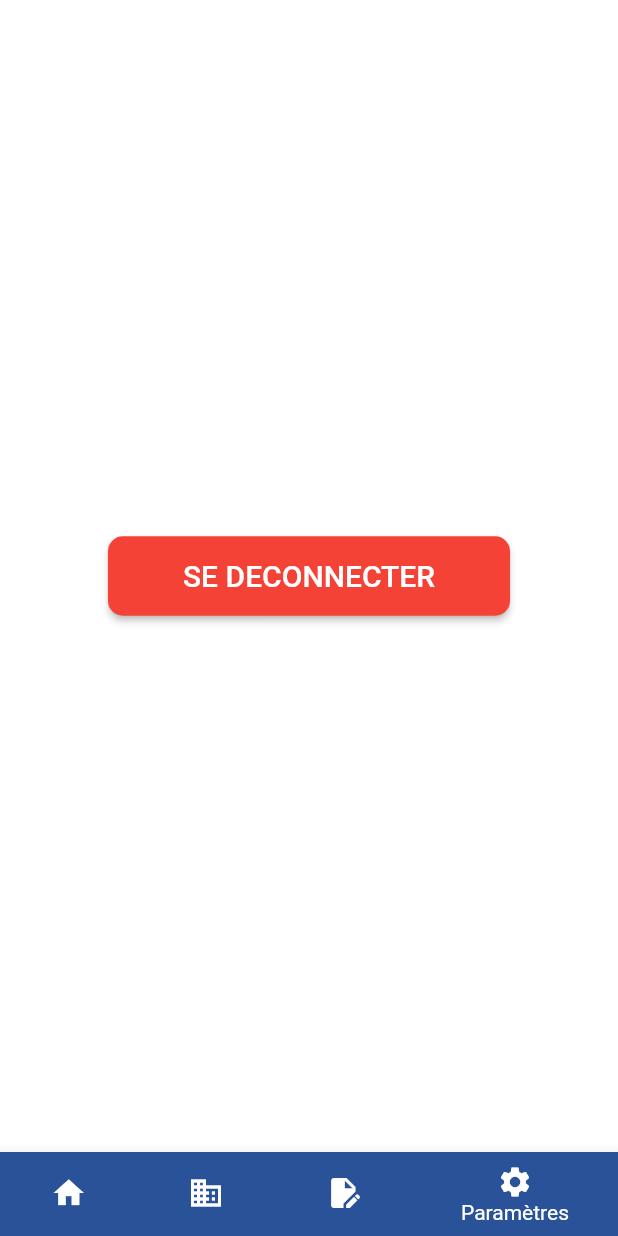
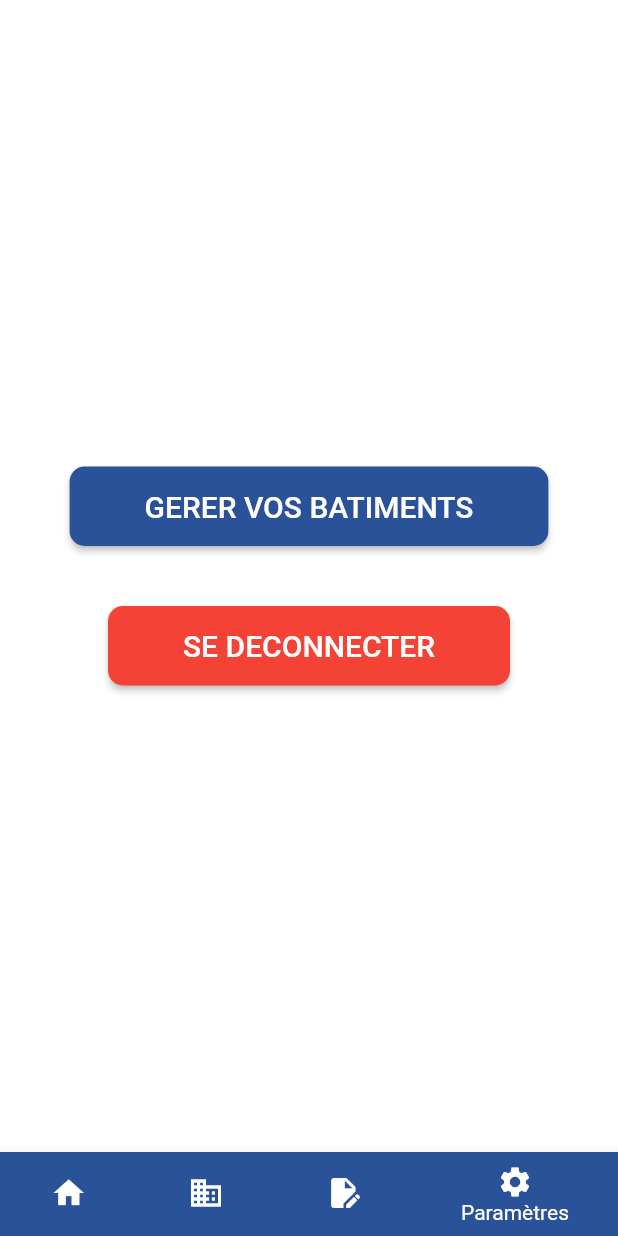
Before and after one commit to JeremyLRYnov/Airlux, a Flutter app: the FooterMenu screen opened directly, item 4 of the bottom bar chosen, on a phone screen of 412 x 824 dp. Run offline on Flutter 3.47's test engine with Material 2 defaults, Android fonts, the phone set to English and light mode, and no system bars; our stand-ins replace modal_progress_hud_nsn, shared_preferences; missing offline and left inert: wifi_iot; accounts and stored records are empty; network calls fail.

Commit message:
update pages

```diff
--- a/mobileapp/lib/screens/login.dart
+++ b/mobileapp/lib/screens/login.dart
@@ -148,7 +148,7 @@ class _Login extends State<Login> {
                             print("id :" + userId);
                             Navigator.push(
                               context,
-                              MaterialPageRoute(builder: (context) => BuildingListScreen()),
+                              MaterialPageRoute(builder: (context) => FooterMenu()),
                             );
                           } else {
                             final jsonResponse = json.decode(response.body);
--- a/mobileapp/lib/screens/settings_page.dart
+++ b/mobileapp/lib/screens/settings_page.dart
@@ -1,6 +1,9 @@
 import 'package:flutter/material.dart';
 import 'package:mobileapp/screens/Welcome_screen.dart';
+import 'package:mobileapp/screens/buildings_page.dart';
 import 'package:shared_preferences/shared_preferences.dart';
+
+import '../models/constants.dart';
 
 class SettingsPage extends StatelessWidget {
   const SettingsPage({super.key});
@@ -10,7 +13,17 @@ class SettingsPage extends StatelessWidget {
     return Scaffold(
       backgroundColor: Colors.white,
       body: Center(
-        child: RectangleButton(title: 'SE DECONNECTER', onPressed: () async {
+        child: Column(
+          mainAxisAlignment: MainAxisAlignment.center,
+          children: [
+            RectangleButton(title: 'GERER VOS BATIMENTS', onPressed: () {
+              Navigator.push(
+                context,
+                MaterialPageRoute(builder: (context) => BuildingListPage()),
+              );
+            }, color: kPrimaryBlue),
+            SizedBox(height: 40.0,),
+            RectangleButton(title: 'SE DECONNECTER', onPressed: () async {
               final prefs = await SharedPreferences.getInstance();
               await prefs.setString('token', '');
               Navigator.push(
@@ -18,6 +31,8 @@ class SettingsPage extends StatelessWidget {
                 MaterialPageRoute(builder: (context) => const WelcomeScreen()),
               );
             }, color: Colors.red,
+            ),
+          ],
         ),
       ),
     );
--- a/mobileapp/lib/widgets/footer_menu.dart
+++ b/mobileapp/lib/widgets/footer_menu.dart
@@ -5,7 +5,6 @@ import 'package:mobileapp/screens/home_page.dart';
 import 'package:mobileapp/screens/room_page.dart';
 import 'package:mobileapp/screens/script_page.dart';
 import 'package:mobileapp/screens/settings_page.dart';
-
 
 class FooterMenu extends StatefulWidget {
   const FooterMenu({super.key});
@@ -24,24 +23,17 @@ class _FooterMenuState extends State<FooterMenu> {
     const ScriptPage(),
     const SettingsPage(),
   ];
-  static const List<Widget> _widgetOptions = <Widget>[
-    Text(
-      'Index 0: Home',
-      style: optionStyle,
-    ),
-    Text(
-      'Index 1: Capteurs',
-      style: optionStyle,
-    ),
-    Text(
-      'Index 2: Scenarios',
-      style: optionStyle,
-    ),
-    Text(
-      'Index 3: Analytics',
-      style: optionStyle,
-    ),
-  ];
+
+  Future<bool> _onBackPressed() {
+    if (_selectedIndex != 0) {
+      setState(() {
+        _selectedIndex = 0;
+      });
+      return Future.value(false);
+    } else {
+      return Future.value(true);
+    }
+  }
 
   void _onItemTapped(int index) {
     setState(() {
@@ -51,8 +43,13 @@ class _FooterMenuState extends State<FooterMenu> {
 
   @override
   Widget build(BuildContext context) {
-    return Scaffold(
-      body: screens[_selectedIndex],
+    return WillPopScope(
+      onWillPop: _onBackPressed,
+      child: Scaffold(
+        body: IndexedStack(
+          index: _selectedIndex,
+          children: screens,
+        ),
         bottomNavigationBar: BottomNavigationBar(
           items: const <BottomNavigationBarItem>[
             BottomNavigationBarItem(
@@ -80,6 +77,7 @@ class _FooterMenuState extends State<FooterMenu> {
           selectedItemColor: Colors.white,
           onTap: _onItemTapped,
         ),
+      ),
     );
   }
 }
```
Also changed, not shown: mobileapp/lib/main.dart (+13 -5 lines), mobileapp/lib/screens/Welcome_screen.dart (+6 -1 lines), mobileapp/lib/screens/buildings_page.dart (+152 -0 lines), mobileapp/lib/screens/home_page.dart (+6 -1 lines). Lines whose indentation alone changed are shown as unchanged.
